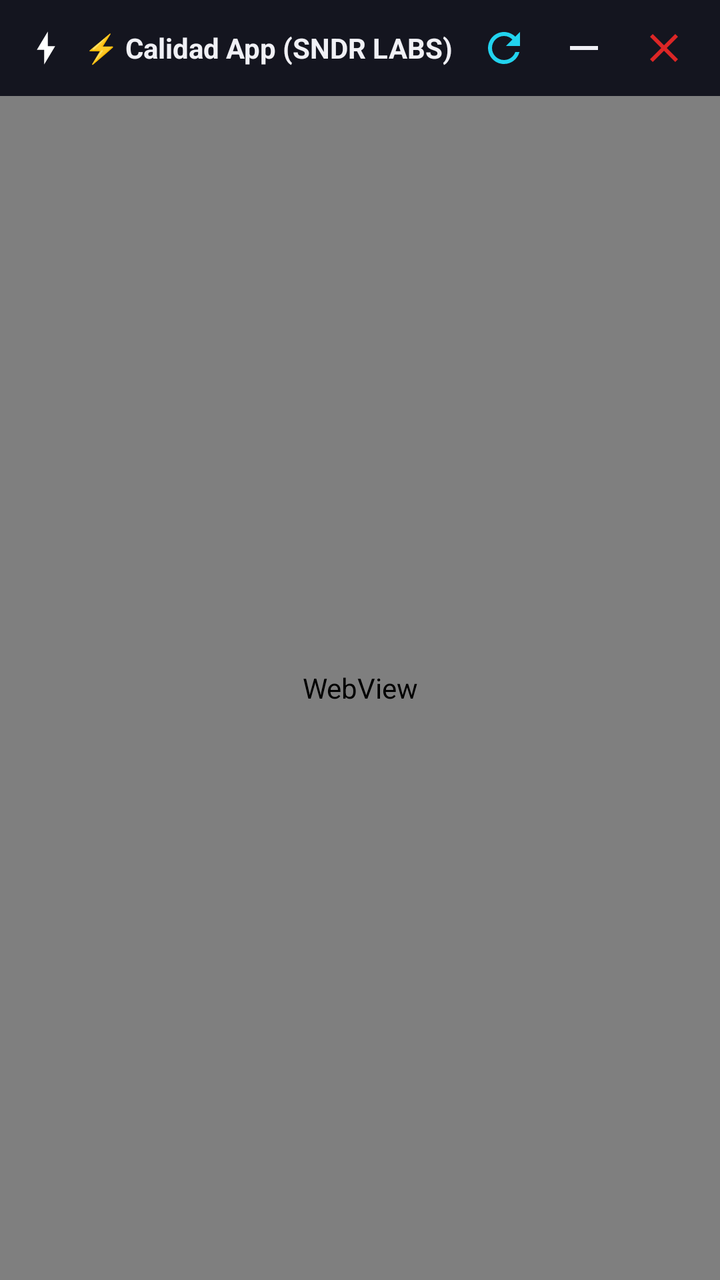
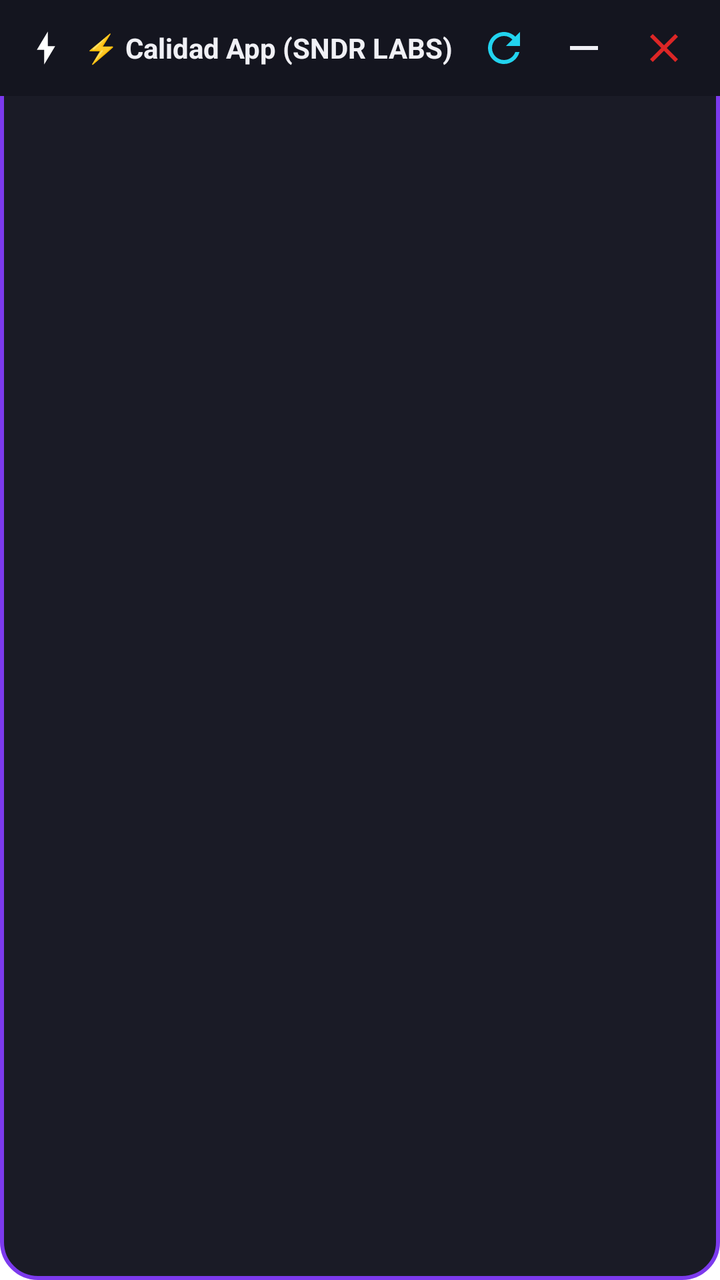

Compare the two renders of this Android layout. The source of the first and the diff that turns it into the second are given below.
<!-- AndroidManifest.xml: application theme Theme.CalidadBubble -->
<!-- res/layout/layout_bubble_panel.xml -->
<?xml version="1.0" encoding="utf-8"?>
<LinearLayout xmlns:android="http://schemas.android.com/apk/res/android"
    android:layout_width="match_parent"
    android:layout_height="match_parent"
    android:orientation="vertical"
    android:background="@drawable/bg_panel_card"
    android:clipToPadding="false"
    android:clipChildren="false">

    
    <LinearLayout
        android:id="@+id/panelHeader"
        android:layout_width="match_parent"
        android:layout_height="48dp"
        android:orientation="horizontal"
        android:gravity="center_vertical"
        android:background="#14151F"
        android:paddingStart="12dp"
        android:paddingEnd="10dp">

        <ImageView
            android:layout_width="22dp"
            android:layout_height="22dp"
            android:src="@drawable/ic_bubble_bolt"
            android:contentDescription="Logo" />

        <TextView
            android:id="@+id/tvHeaderTitle"
            android:layout_width="0dp"
            android:layout_height="wrap_content"
            android:layout_weight="1"
            android:layout_marginStart="8dp"
            android:text="⚡ Calidad App (SNDR LABS)"
            android:textColor="#F0F0F5"
            android:textSize="14sp"
            android:textStyle="bold"
            android:singleLine="true" />

        <ImageButton
            android:id="@+id/btnReload"
            android:layout_width="36dp"
            android:layout_height="36dp"
            android:background="?attr/selectableItemBackgroundBorderless"
            android:src="@drawable/ic_reload"
            android:contentDescription="Recargar" />

        <ImageButton
            android:id="@+id/btnMinimize"
            android:layout_width="36dp"
            android:layout_height="36dp"
            android:layout_marginStart="4dp"
            android:background="?attr/selectableItemBackgroundBorderless"
            android:src="@drawable/ic_minimize"
            android:contentDescription="Minimizar" />

        <ImageButton
            android:id="@+id/btnClose"
            android:layout_width="36dp"
            android:layout_height="36dp"
            android:layout_marginStart="4dp"
            android:background="?attr/selectableItemBackgroundBorderless"
            android:src="@drawable/ic_close"
            android:contentDescription="Cerrar" />
    </LinearLayout>

    <ProgressBar
        android:id="@+id/webProgressBar"
        style="?android:attr/progressBarStyleHorizontal"
        android:layout_width="match_parent"
        android:layout_height="3dp"
        android:progressDrawable="@android:drawable/progress_horizontal"
        android:visibility="gone" />

    <WebView
        android:id="@+id/panelWebView"
        android:layout_width="match_parent"
        android:layout_height="0dp"
        android:layout_weight="1" />
</LinearLayout>
<!-- resources referenced by this layout -->
<resources>
  <!-- drawable bg_panel_card (drawable) -->
  <?xml version="1.0" encoding="utf-8"?>
  <shape xmlns:android="http://schemas.android.com/apk/res/android"
      android:shape="rectangle">
      <corners android:radius="18dp" />
      <solid android:color="#1A1B26" />
      <stroke
          android:width="2dp"
          android:color="#7C3AED" />
  </shape>
  <!-- drawable ic_bubble_bolt (drawable) -->
  <vector xmlns:android="http://schemas.android.com/apk/res/android"
      android:width="32dp"
      android:height="32dp"
      android:viewportWidth="24"
      android:viewportHeight="24">
      <path
          android:fillColor="#FFFFFF"
          android:pathData="M11,21L11,13H7L13,3V11H17L11,21Z" />
  </vector>
  <!-- drawable ic_close (drawable) -->
  <vector xmlns:android="http://schemas.android.com/apk/res/android"
      android:width="24dp"
      android:height="24dp"
      android:viewportWidth="24"
      android:viewportHeight="24">
      <path
          android:fillColor="#DC2626"
          android:pathData="M19,6.41L17.59,5 12,10.59 6.41,5 5,6.41 10.59,12 5,17.59 6.41,19 12,13.41 17.59,19 19,17.59 13.41,12z"/>
  </vector>
  <!-- drawable ic_minimize (drawable) -->
  <vector xmlns:android="http://schemas.android.com/apk/res/android"
      android:width="24dp"
      android:height="24dp"
      android:viewportWidth="24"
      android:viewportHeight="24">
      <path
          android:fillColor="#F0F0F5"
          android:pathData="M19,13H5v-2h14v2z"/>
  </vector>
  <!-- drawable ic_reload (drawable) -->
  <vector xmlns:android="http://schemas.android.com/apk/res/android"
      android:width="24dp"
      android:height="24dp"
      android:viewportWidth="24"
      android:viewportHeight="24">
      <path
          android:fillColor="#22D3EE"
          android:pathData="M17.65,6.35C16.2,4.9 14.21,4 12,4c-4.42,0 -7.99,3.58 -7.99,8s3.57,8 7.99,8c3.73,0 6.84,-2.55 7.73,-6h-2.08c-0.82,2.33 -3.04,4 -5.65,4 -3.31,0 -6,-2.69 -6,-6s2.69,-6 6,-6c1.66,0 3.14,0.69 4.22,1.78L13,11h7V4l-2.35,2.35z"/>
  </vector>
  <style name="Theme.CalidadBubble" parent="Theme.MaterialComponents.DayNight.NoActionBar">
          <item name="colorPrimary">@color/neon_purple</item>
          <item name="colorPrimaryVariant">@color/neon_violet</item>
          <item name="colorOnPrimary">#FFFFFF</item>
          <item name="colorSecondary">@color/neon_cyan</item>
          <item name="colorSecondaryVariant">@color/neon_cyan</item>
          <item name="colorOnSecondary">#000000</item>
          <item name="android:statusBarColor">@color/bg_dark</item>
          <item name="android:navigationBarColor">@color/bg_dark</item>
      </style>
  <color name="neon_purple">#D946EF</color>
  <color name="neon_violet">#7C3AED</color>
  <color name="neon_cyan">#22D3EE</color>
  <color name="bg_dark">#12131C</color>
</resources>

<!-- the commit's change to res/layout/layout_bubble_panel.xml (unified diff, before → after) -->
@@ -71,8 +71,8 @@
         android:progressDrawable="@android:drawable/progress_horizontal"
         android:visibility="gone" />
 
-    <WebView
-        android:id="@+id/panelWebView"
+    <FrameLayout
+        android:id="@+id/webContainer"
         android:layout_width="match_parent"
         android:layout_height="0dp"
         android:layout_weight="1" />
